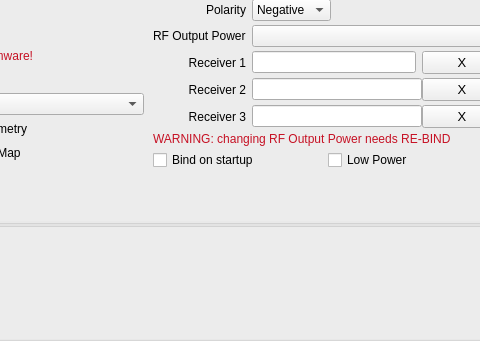
This is companion/src/modeledit/setup_module.ui in opentx/opentx as Qt 5 draws it before an edit; both pictures show x 210 to 690 and y 97 to 438 of the 1075 by 438 pixel window. The edited form follows.
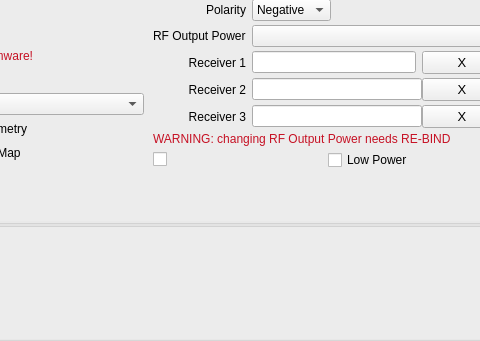
This is the edited form. Custom widgets are drawn as their Qt base class.

Commit message: Fix "bind on startup" string (#7064)

Patch:
```diff
--- a/companion/src/modeledit/setup_module.ui
+++ b/companion/src/modeledit/setup_module.ui
@@ -417,7 +417,6 @@
           <item>
            <widget class="QCheckBox" name="autoBind">
             <property name="text">
-             <string>Bind on startup</string>
             </property>
            </widget>
           </item>
```
The commit also changes 1 other file.
